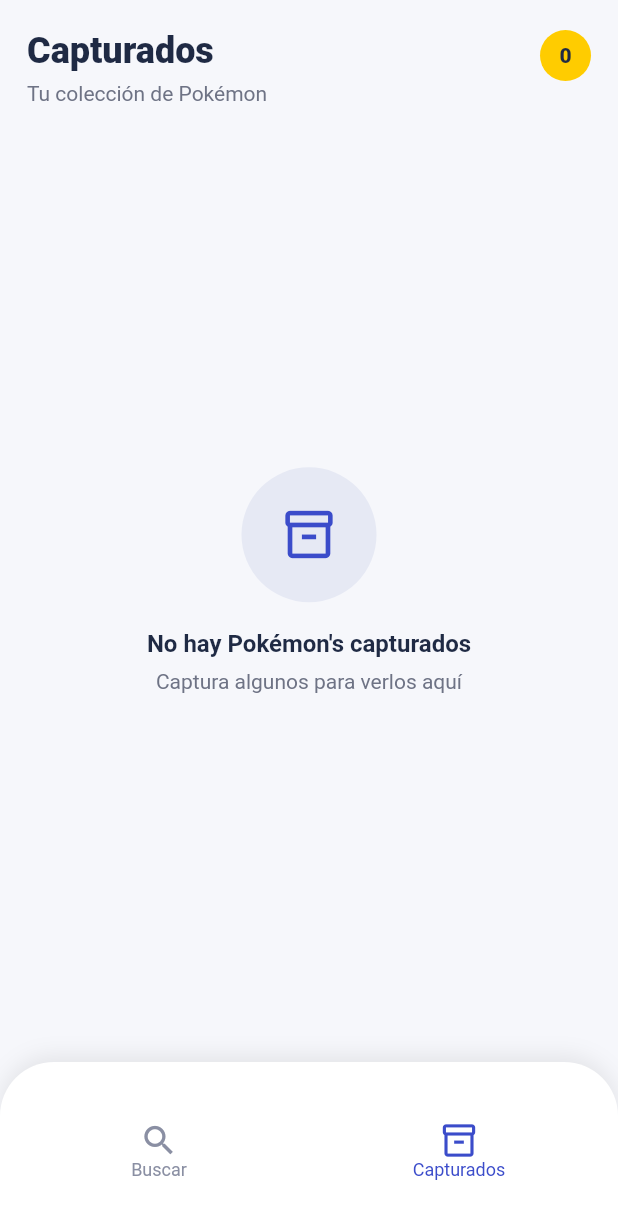
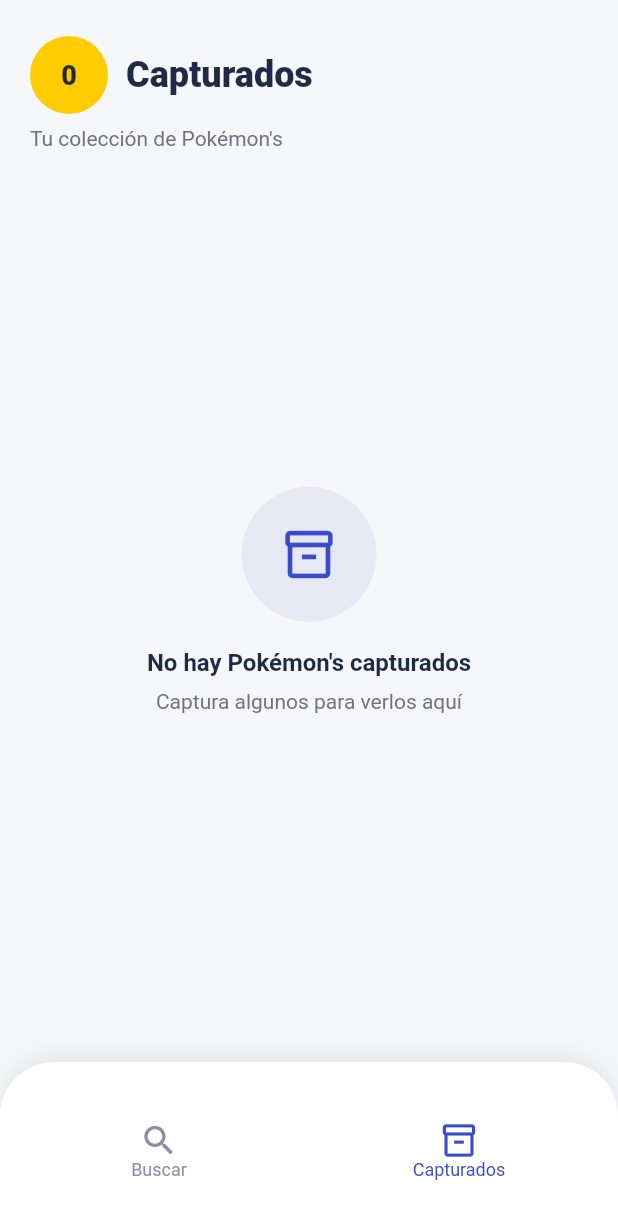
Before and after one commit to Alex-gs22/clean_architecture_poke_app, a Flutter app: the screen it shows after launch, item 2 of the bottom bar chosen, on a phone screen of 412 x 824 dp. Shown: the top 1219 px of the screen. Run offline on Flutter 3.47's test engine with Material 3 defaults, Android fonts, the phone set to English and light mode, and no system bars; our stand-ins replace dartz, dio, flutter_bloc, get_it, hive_flutter; accounts and stored records are empty.

Commit message:
feat: Refactor layout and styling in captured and search header components for improved consistency

```diff
--- a/lib/features/pokemons/presentation/pages/captured_pokemons_page.dart
+++ b/lib/features/pokemons/presentation/pages/captured_pokemons_page.dart
@@ -9,12 +9,20 @@ class CapturedPokemonsPage extends StatelessWidget {
 
   @override
   Widget build(BuildContext context) {
-    return Scaffold(
-      backgroundColor: const Color(0xFFF6F7FB),
-      body: SafeArea(
+    return ColoredBox(
+      color: const Color(0xFFF6F7FB),
+      child: SafeArea(
+        child: LayoutBuilder(
+          builder: (context, constraints) {
+            final double maxWidth =
+                constraints.maxWidth > 520 ? 480 : constraints.maxWidth;
+            final double horizontal =
+                constraints.maxWidth > 520 ? (constraints.maxWidth - maxWidth) / 2 : 20;
+
+            return Padding(
+              padding: EdgeInsets.symmetric(horizontal: horizontal, vertical: 24),
               child: BlocConsumer<CapturedPokemonsBloc, CapturedPokemonsState>(
-          listenWhen:
-              (previous, current) =>
+                listenWhen: (previous, current) =>
                     current is CapturedPokemonsLoaded &&
                     current.statusMessage != null,
                 listener: (context, state) {
@@ -47,19 +55,13 @@ class CapturedPokemonsPage extends StatelessWidget {
                   }
                   if (state is CapturedPokemonsLoaded) {
                     final pokemons = state.pokemons;
-              return Padding(
-                padding: const EdgeInsets.symmetric(
-                  horizontal: 18,
-                  vertical: 20,
-                ),
-                child: Column(
+                    return Column(
                       crossAxisAlignment: CrossAxisAlignment.start,
                       children: [
                         CapturedHeader(count: pokemons.length),
                         const SizedBox(height: 16),
                         Expanded(
-                      child:
-                          pokemons.isEmpty
+                          child: pokemons.isEmpty
                               ? _EmptyState()
                               : ListView.separated(
                                   itemCount: pokemons.length,
@@ -89,10 +91,12 @@ class CapturedPokemonsPage extends StatelessWidget {
                                 ),
                         ),
                       ],
-                ),
                     );
                   }
                   return const SizedBox.shrink();
+                },
+              ),
+            );
           },
         ),
       ),
--- a/lib/features/pokemons/presentation/pages/search_pokemon_page.dart
+++ b/lib/features/pokemons/presentation/pages/search_pokemon_page.dart
@@ -31,12 +31,12 @@ class _SearchPokemonPageState extends State<SearchPokemonPage> {
           builder: (context, constraints) {
             final double maxWidth =
                 constraints.maxWidth > 520 ? 480 : constraints.maxWidth;
+            final double horizontal = constraints.maxWidth > 520
+                ? (constraints.maxWidth - maxWidth) / 2
+                : 20;
             return SingleChildScrollView(
               padding: EdgeInsets.symmetric(
-                horizontal:
-                    constraints.maxWidth > 520
-                        ? (constraints.maxWidth - maxWidth) / 2
-                        : 20,
+                horizontal: horizontal,
                 vertical: 24,
               ),
               child: Column(
@@ -54,11 +54,11 @@ class _SearchPokemonPageState extends State<SearchPokemonPage> {
                 ],
               ),
             );
-          },
-        ),
-      ),
-    );
-  }
+         },
+       ),
+     ),
+   );
+ }
 
   void _onSearch(BuildContext context) {
     final raw = _controller.text.trim();
--- a/lib/features/pokemons/presentation/widgets/captured_header.dart
+++ b/lib/features/pokemons/presentation/widgets/captured_header.dart
@@ -8,33 +8,14 @@ class CapturedHeader extends StatelessWidget {
   @override
   Widget build(BuildContext context) {
     final theme = Theme.of(context);
-    return Row(
+    return Column(
       crossAxisAlignment: CrossAxisAlignment.start,
       children: [
-        Expanded(
-          child: Column(
-            crossAxisAlignment: CrossAxisAlignment.start,
+        Row(
           children: [
-              Text(
-                'Capturados',
-                style: theme.textTheme.headlineSmall?.copyWith(
-                  fontWeight: FontWeight.w800,
-                  color: const Color(0xFF1F2A44),
-                ),
-              ),
-              const SizedBox(height: 6),
-              Text(
-                'Tu colección de Pokémon',
-                style: theme.textTheme.bodyMedium?.copyWith(
-                  color: const Color(0xFF6E7385),
-                ),
-              ),
-            ],
-          ),
-        ),
             Container(
-          width: 34,
-          height: 34,
+              width: 52,
+              height: 52,
               decoration: const BoxDecoration(
                 color: Color(0xFFFFCC00),
                 shape: BoxShape.circle,
@@ -45,7 +26,25 @@ class CapturedHeader extends StatelessWidget {
                 style: const TextStyle(
                   color: Color(0xFF1F2A44),
                   fontWeight: FontWeight.w800,
+                  fontSize: 18,
                 ),
+              ),
+            ),
+            const SizedBox(width: 12),
+            Text(
+              'Capturados',
+              style: theme.textTheme.headlineSmall?.copyWith(
+                fontWeight: FontWeight.w800,
+                color: const Color(0xFF1F2A44),
+              ),
+            ),
+          ],
+        ),
+        const SizedBox(height: 8),
+        Text(
+          'Tu colección de Pokémon\'s',
+          style: theme.textTheme.bodyMedium?.copyWith(
+            color: const Color(0xFF6E7385),
           ),
         ),
       ],
--- a/lib/features/pokemons/presentation/widgets/search_header.dart
+++ b/lib/features/pokemons/presentation/widgets/search_header.dart
@@ -28,9 +28,9 @@ class SearchHeader extends StatelessWidget {
             Text(
               'PokéApp',
               style: theme.textTheme.headlineSmall?.copyWith(
-                fontWeight: FontWeight.w700,
-                color: const Color(0xFF1F2A44),
-              ),
+                    fontWeight: FontWeight.w800,
+                    color: const Color(0xFF1F2A44),
+                  ),
             ),
           ],
         ),
@@ -38,8 +38,8 @@ class SearchHeader extends StatelessWidget {
         Text(
           'Descubre y captura tus Pokémon favoritos',
           style: theme.textTheme.bodyMedium?.copyWith(
-            color: const Color(0xFF6E7385),
-          ),
+                color: const Color(0xFF6E7385),
+              ),
         ),
       ],
     );
```
Lines whose indentation alone changed are shown as unchanged.
